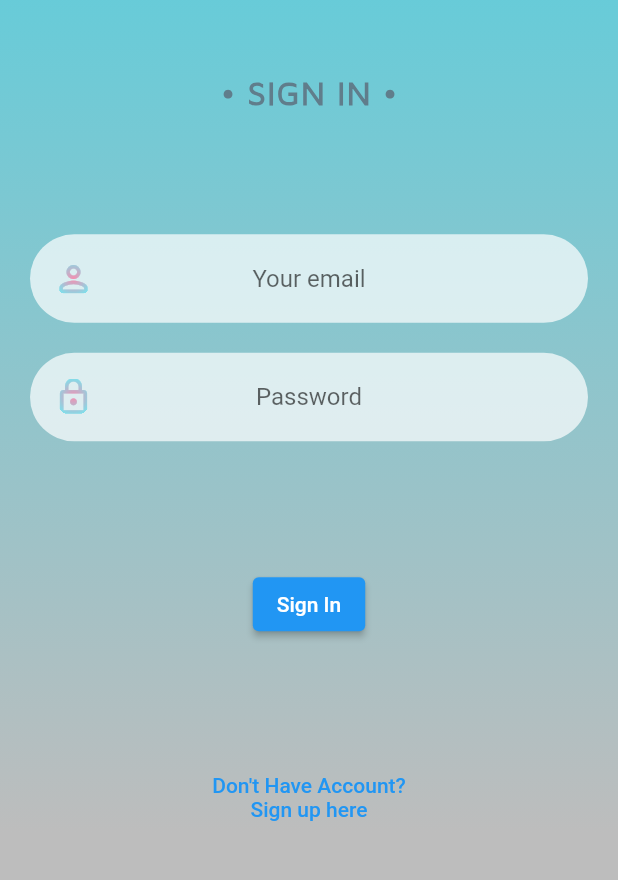
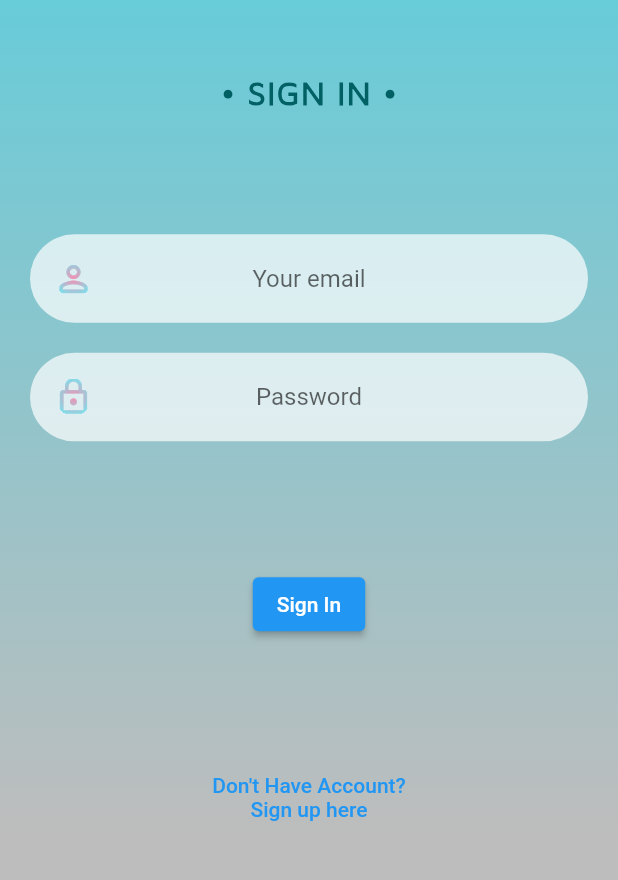
Before and after one commit to Barzi-Yassin/grasp_app, a Flutter app: the screen it shows after launch, on a phone screen of 412 x 824 dp, the part 261-1141 px from its top. Run offline on Flutter 3.47's test engine with Material 2 defaults, Android fonts, the phone set to English and light mode, and no system bars; our stand-ins replace badges, cached_network_image, cloud_firestore, firebase_auth, firebase_core, firebase_storage and 3 more; missing offline and left inert: flutter_animated_dialog; accounts and stored records are empty; generated files the repository leaves out were written again.

Commit message:
updating customeTextAuthHeader color

```diff
--- a/lib/src/reusable_codes/functions/functions.dart
+++ b/lib/src/reusable_codes/functions/functions.dart
@@ -248,8 +248,8 @@ Text customeTextAuthHeader({
   return Text(
     theData.toUpperCase(),
     maxLines: 1,
-    style: const TextStyle(
-        color: Colors.blueGrey,
+    style:  TextStyle(
+        color: Colors.cyan.shade900,
         fontWeight: FontWeight.w800,
         fontFamily: 'MavenPro',
         fontSize: 22,
```
